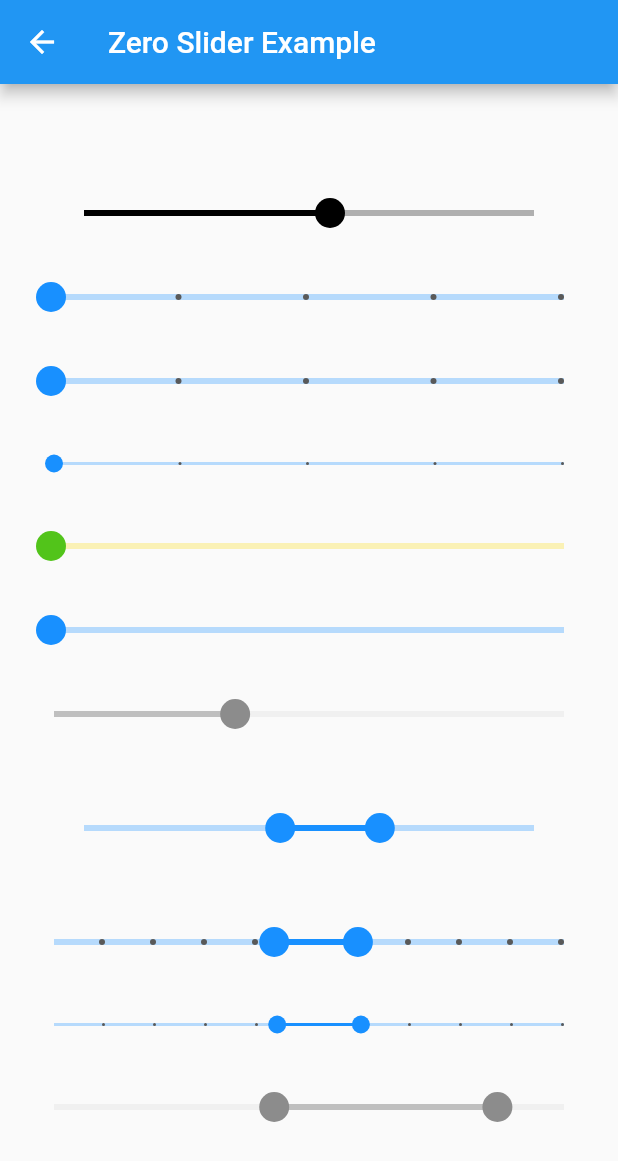
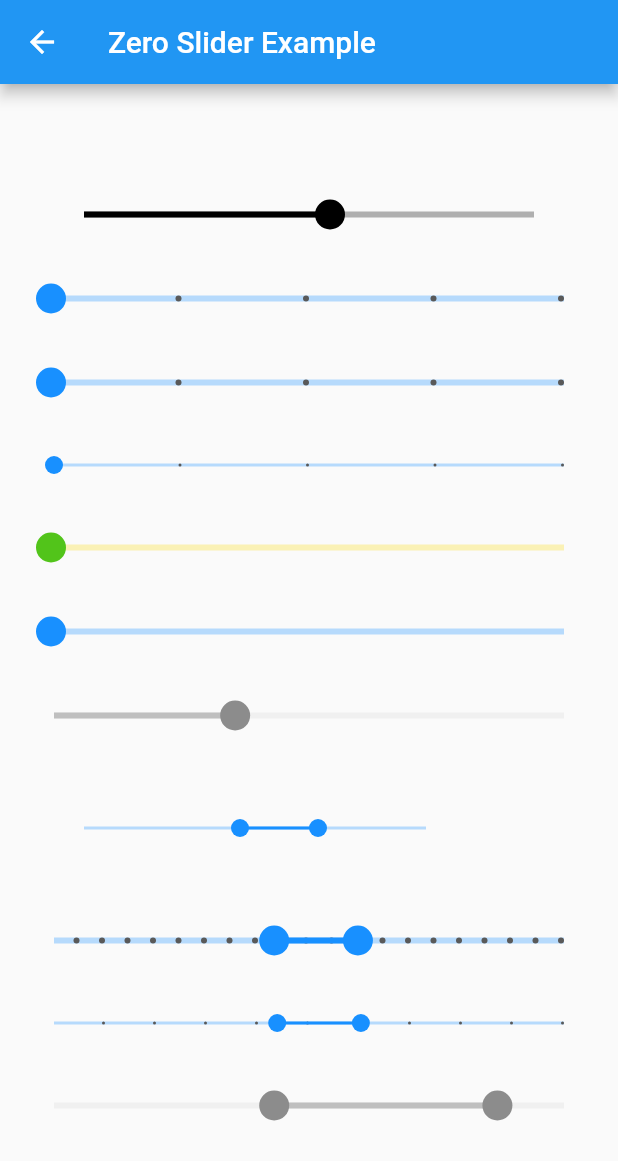
Before and after one commit to zero-one-group/zog-ui, a Flutter app: the screen it shows after launch, after a tap on "Zero Slider Example", on a phone screen of 412 x 824 dp. Shown: the top 1161 px of the screen. Run offline on Flutter 3.47's test engine with Material 2 defaults, Android fonts, the phone set to English and light mode, and no system bars; our stand-ins replace dropdown_button2, flutter_svg.

Commit message:
feat/41-implement-slider-mobile

```diff
--- a/packages/mobile/example/lib/component/slider/zero_slider_example.dart
+++ b/packages/mobile/example/lib/component/slider/zero_slider_example.dart
@@ -86,10 +86,12 @@ class _ZeroSliderExampleState extends State<ZeroSliderExample> {
               // Range Slider
               Container(
                 padding: const EdgeInsets.all(20.0),
-                width: 600,
+                width: 300,
                 child: ZeroRangeSlider(
                   initialvalues: const ZeroRangeValues(40, 60),
-                  size: ZeroSliderSize.large,
+                  size: ZeroSliderSize.small,
+                  isDisabled: false,
+                  tickInterval: 5,
                 ),
               ),
               const SizedBox(height: 20),
@@ -97,6 +99,7 @@ class _ZeroSliderExampleState extends State<ZeroSliderExample> {
                 initialvalues: const ZeroRangeValues(40, 55),
                 showTicks: true,
                 tickBehavior: true,
+                tickInterval: 5,
               ),
               const SizedBox(height: 20),
               ZeroRangeSlider(
--- a/packages/mobile/example/lib/main.dart
+++ b/packages/mobile/example/lib/main.dart
@@ -15,10 +15,6 @@ class MyApp extends StatelessWidget {
   const MyApp({super.key});
   @override
   Widget build(BuildContext context) {
-    List<String> items = ['Item 1', 'Item 2', 'Item 3', 'Item 4', 'Item 5', 'Item 6'];
-    List<String> labels = ['Search', 'Alarm', 'Calendar'];
-    List<IconData> icons = [Icons.search, Icons.alarm, Icons.calendar_month];
-    List<bool> isSelected = [false, false, false];
     return MaterialApp(
       title: 'Flutter Demo',
       theme: ThemeData(
```
Also changed, not shown: packages/mobile/lib/components/slider/zero_range_slider.dart (+33 -2 lines), packages/mobile/widgetbook/widgetbook_component/slider.dart (+29 -10 lines), packages/mobile/widgetbook/widgetbook_component/tooltip.dart (+11 -3 lines).
